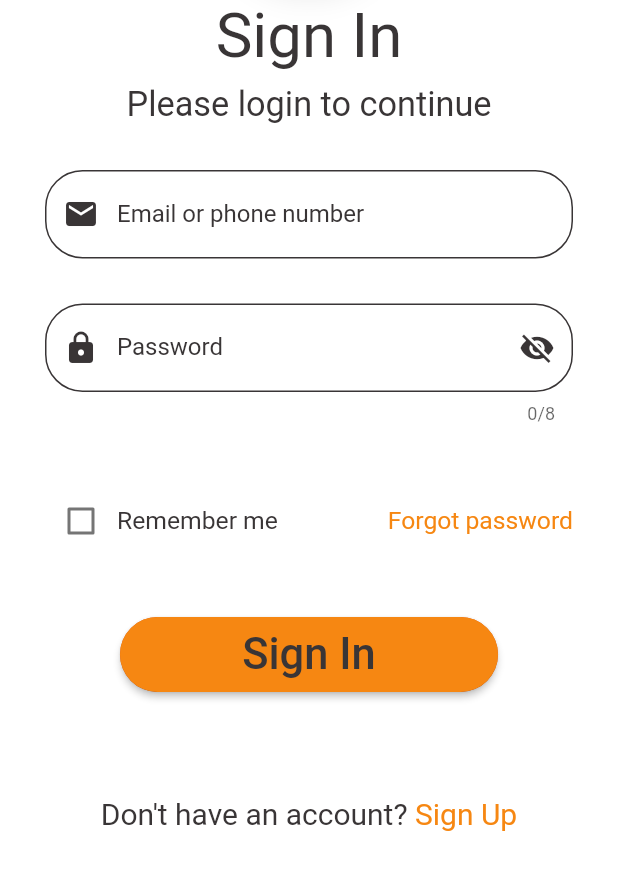
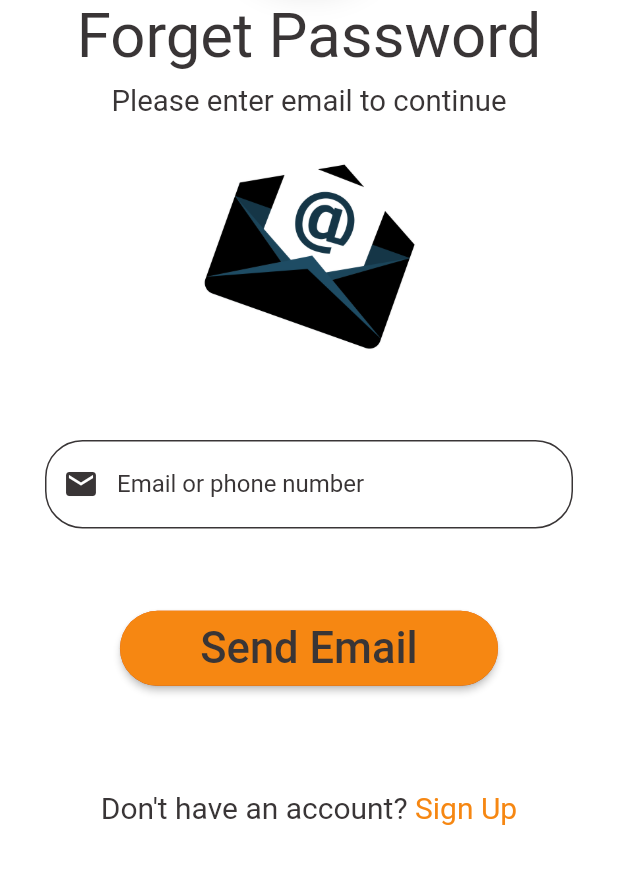
Before and after one commit to cryptearn/cryptearn_lcc_pages, a Flutter app: the screen it shows after launch, on a phone screen of 412 x 824 dp, the part 333-1223 px from its top. Run offline on Flutter 3.47's test engine with Material 2 defaults, Android fonts, the phone set to English and light mode, and no system bars; our stand-ins replace device_preview, google_fonts; Roboto replaces fonts that are missing (Ubuntu).

Commit message:
Update Forget password

```diff
--- a/lib/forgetpass.dart
+++ b/lib/forgetpass.dart
@@ -0,0 +1,176 @@
+import 'package:flutter/gestures.dart';
+import 'package:flutter/material.dart';
+import 'package:google_fonts/google_fonts.dart';
+
+class forgetPass extends StatelessWidget {
+  const forgetPass({Key? key}) : super(key: key);
+
+  @override
+  Widget build(BuildContext context) {
+    var responsive_height = MediaQuery.of(context).size.height;
+    var responsive_width = MediaQuery.of(context).size.width;
+    return Scaffold(
+      body: Stack(
+        children: [
+          Container(
+            width: double.infinity,
+            color: Colors.deepOrange,
+            child: Column(
+              crossAxisAlignment: CrossAxisAlignment.start,
+              children: [
+                SizedBox(
+                  height: responsive_height / 6,
+                ),
+                Expanded(
+                  child: Container(
+                    decoration: BoxDecoration(
+                        color: Colors.white,
+                        borderRadius: BorderRadius.only(
+                            topLeft: Radius.circular(40),
+                            topRight: Radius.circular(40))),
+                    child: SingleChildScrollView(
+                      child: Padding(
+                          padding: EdgeInsets.all(30),
+                          child: Column(children: [
+                            Column(
+                              children: [
+                                SizedBox(height: responsive_height / 15),
+                                Text('Forget Password',
+                                    style: GoogleFonts.ubuntu(
+                                      textStyle: TextStyle(
+                                          fontSize: responsive_width / 10,
+                                          color: Color(0xFF393536)),
+                                    )),
+                                SizedBox(
+                                  height: 8,
+                                ),
+                                Text('Please enter email to continue',
+                                    style: GoogleFonts.ubuntu(
+                                      textStyle: TextStyle(
+                                          fontSize: responsive_width / 21,
+                                          color: Color(0xFF393536)),
+                                    )),
+                                SizedBox(
+                                  height: 8,
+                                ),
+                                Image.asset("assets/forgetpass.png",
+                                    height: responsive_height / 5),
+                                SizedBox(
+                                  height: responsive_height / 20,
+                                ),
+                                TextField(
+                                  style: TextStyle(color: Color(0xFF393536)),
+                                  decoration: InputDecoration(
+                                      prefixIcon: Icon(
+                                        Icons.mail,
+                                        color: Color(0xFF393536),
+                                      ),
+                                      enabledBorder: OutlineInputBorder(
+                                        borderRadius: BorderRadius.circular(25),
+                                        borderSide: BorderSide(
+                                          color: Color(0xFF393536),
+                                        ),
+                                      ),
+                                      focusedBorder: OutlineInputBorder(
+                                        borderRadius: BorderRadius.circular(25),
+                                        borderSide: BorderSide(
+                                          color: Color(0xFF393536),
+                                        ),
+                                      ),
+                                      labelText: 'Email or phone number',
+                                      labelStyle:
+                                          TextStyle(color: Color(0xFF393536)),
+                                      hintText:
+                                          'Enter your email or phone number'),
+                                ),
+                                SizedBox(
+                                  height: responsive_height / 15,
+                                ),
+                                Container(
+                                  height: 50,
+                                  margin: EdgeInsets.symmetric(horizontal: 50),
+                                  decoration: BoxDecoration(
+                                      borderRadius: BorderRadius.circular(50),
+                                      color: Colors.orange[900]),
+                                  child: ElevatedButton(
+                                    style: ElevatedButton.styleFrom(
+                                        primary: (Color(0xFFF68712)),
+                                        fixedSize: Size(320, 65),
+                                        shape: RoundedRectangleBorder(
+                                            borderRadius:
+                                                BorderRadius.circular(30))),
+                                    onPressed: () {},
+                                    child: Text(
+                                      'Send Email',
+                                      style: GoogleFonts.ubuntu(
+                                        textStyle: TextStyle(
+                                            fontSize: 29,
+                                            color: Color(0xFF393536)),
+                                      ),
+                                    ),
+                                  ),
+                                ),
+                                SizedBox(
+                                  height: 50,
+                                ),
+                                Container(
+                                  width: responsive_width / 1,
+                                  margin: EdgeInsets.only(top: 20),
+                                  child: RichText(
+                                    textAlign: TextAlign.center,
+                                    text: TextSpan(
+                                      text: '''Don't have an account? ''',
+                                      style: GoogleFonts.ubuntu(
+                                        textStyle: TextStyle(
+                                            fontSize: 20,
+                                            color: Color(0xFF393536)),
+                                      ),
+                                      children: [
+                                        TextSpan(
+                                          text: 'Sign Up',
+                                          style: GoogleFonts.ubuntu(
+                                            textStyle: TextStyle(
+                                                fontSize: 20,
+                                                color: Color(0xFFF68712)),
+                                          ),
+                                          recognizer: TapGestureRecognizer()
+                                            ..onTap = () {
+                                              // Navigator.push(
+                                              //     context,
+                                              //     MaterialPageRoute(
+                                              //         builder: (context) => SignUps()));
+                                            },
+                                        ),
+                                      ],
+                                    ),
+                                  ),
+                                ),
+                              ],
+                            )
+                          ])),
+                    ),
+                  ),
+                )
+              ],
+            ),
+          ),
+          Positioned(
+              right: responsive_width / 2.8,
+              top: responsive_height / 10,
+              left: responsive_width / 2.8,
+              child: Card(
+                shape: RoundedRectangleBorder(
+                    borderRadius:
+                        BorderRadius.circular(responsive_width / 5.3)),
+                elevation: 10,
+                child: CircleAvatar(
+                  backgroundColor: Colors.white,
+                  radius: responsive_width / 7.8,
+                  backgroundImage: AssetImage("assets/applogo.png"),
+                ),
+              )),
+        ],
+      ),
+    );
+  }
+}
--- a/lib/main.dart
+++ b/lib/main.dart
@@ -3,6 +3,7 @@ import 'package:device_preview/device_preview.dart';
 import 'package:flutter/foundation.dart';
 import 'package:flutter/material.dart';
 import 'package:flutter/services.dart';
+import 'package:flutter_apps/forgetpass.dart';
 import 'package:flutter_apps/login.dart';
 import 'package:flutter_apps/signup.dart';
 
@@ -11,7 +12,7 @@ class myApp extends StatelessWidget {
   Widget build(BuildContext context) {
     return MaterialApp(
       debugShowCheckedModeBanner: false,
-      home: LoginPage(),
+      home: forgetPass(),
     );
   }
 }
```
Also changed, not shown: assets/forgetpass.png (added).
